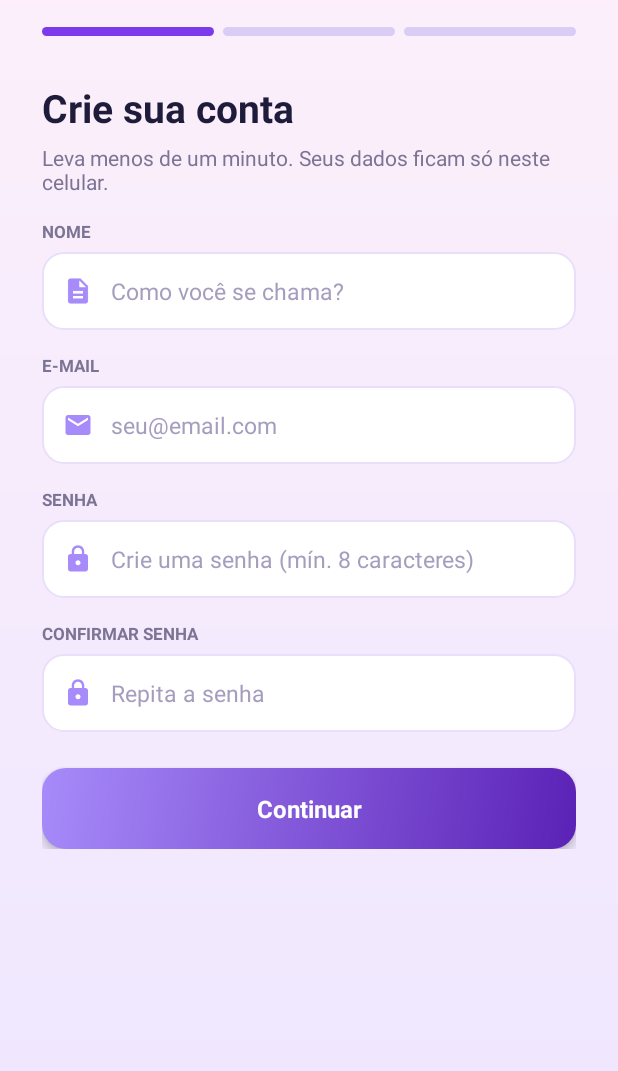
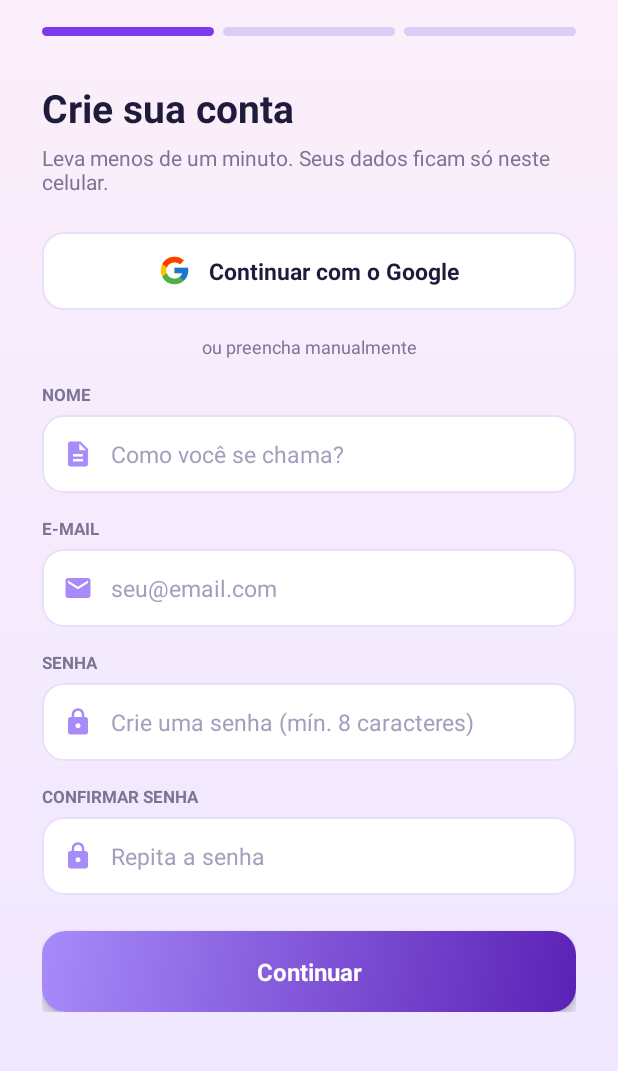
Before and after one commit to batasantos/A.N.O.T.E., an Android app: the OnboardingActivity screen opened directly, with no data from a screen before it, on a phone screen of 412 x 824 dp, the part 126-1197 px from its top. Run offline under Robolectric (Android 15) with nearby library versions, the phone set to English and light mode, and no system bars.

Commit message:
Ajustes na criação do cadastro com o google

```diff
--- a/anote/app/src/main/res/values/google.xml
+++ b/anote/app/src/main/res/values/google.xml
@@ -6,5 +6,5 @@
         "Continuar com o Google" nao aparece e o cadastro funciona so com e-mail e senha.
         Esse identificador nao e segredo (so identifica o app), mas NAO use o Client ID do tipo Android aqui.
     -->
-    <string name="google_web_client_id" translatable="false"></string>
+    <string name="google_web_client_id" translatable="false">717655947892-d88hk5ictvu9gjmo4ul38sdonbsj1tvm.apps.googleusercontent.com</string>
 </resources>
```
Also changed, not shown: 148 other files.
